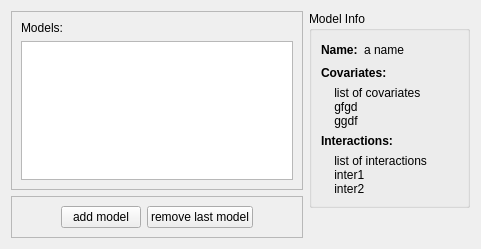
Old version of the form model_building/add_models_page.ui in the repository gdietz/OpenMEE.
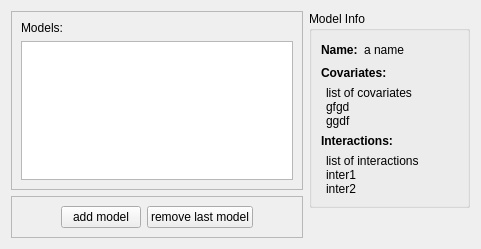
New version of the form.

Commit message: main interface portion for model building issue #64

```diff
--- a/model_building/add_models_page.ui
+++ b/model_building/add_models_page.ui
@@ -155,6 +155,24 @@
          </widget>
         </item>
         <item>
+         <layout class="QHBoxLayout" name="cov_horizontalLayout">
+          <item>
+           <spacer name="horizontalSpacer_3">
+            <property name="orientation">
+             <enum>Qt::Horizontal</enum>
+            </property>
+            <property name="sizeType">
+             <enum>QSizePolicy::Fixed</enum>
+            </property>
+            <property name="sizeHint" stdset="0">
+             <size>
+              <width>5</width>
+              <height>10</height>
+             </size>
+            </property>
+           </spacer>
+          </item>
+          <item>
          <widget class="QLabel" name="covariates_list_Label">
           <property name="sizePolicy">
            <sizepolicy hsizetype="Preferred" vsizetype="Expanding">
@@ -163,11 +181,13 @@
            </sizepolicy>
           </property>
           <property name="text">
-           <string>    list of covariates
-    gfgd
-    ggdf</string>
-          </property>
-         </widget>
+             <string>list of covariates
+gfgd
+ggdf</string>
+            </property>
+           </widget>
+          </item>
+         </layout>
         </item>
         <item>
          <widget class="QLabel" name="label_3">
@@ -183,13 +203,33 @@
          </widget>
         </item>
         <item>
+         <layout class="QHBoxLayout" name="cov_horizontalLayout_2">
+          <item>
+           <spacer name="horizontalSpacer_4">
+            <property name="orientation">
+             <enum>Qt::Horizontal</enum>
+            </property>
+            <property name="sizeType">
+             <enum>QSizePolicy::Fixed</enum>
+            </property>
+            <property name="sizeHint" stdset="0">
+             <size>
+              <width>5</width>
+              <height>10</height>
+             </size>
+            </property>
+           </spacer>
+          </item>
+          <item>
          <widget class="QLabel" name="interactions_list_Label">
           <property name="text">
-           <string>    list of interactions
-    inter1
-    inter2</string>
-          </property>
-         </widget>
+             <string>list of interactions
+inter1
+inter2</string>
+            </property>
+           </widget>
+          </item>
+         </layout>
         </item>
        </layout>
       </widget>
```
Left out of the diff: 2 changed lines with no effect on the pictures. Lines whose indentation alone changed are shown as unchanged. The commit also changes 8 other files.
